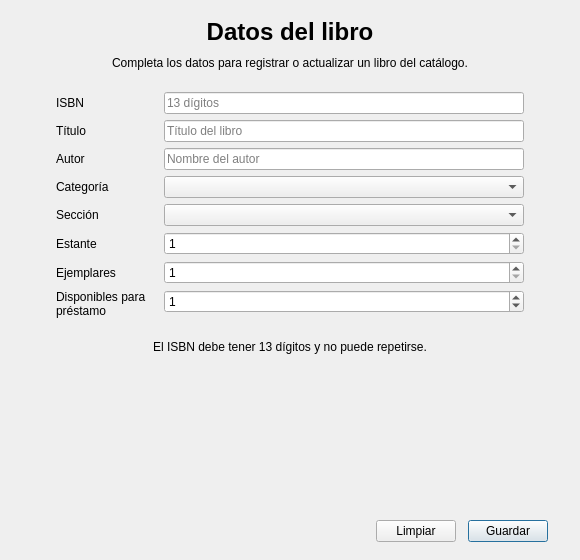
Qt form ui/libro_form.ui (FLEMCR/Proyecto_BibliotecaPOO) before a commit.
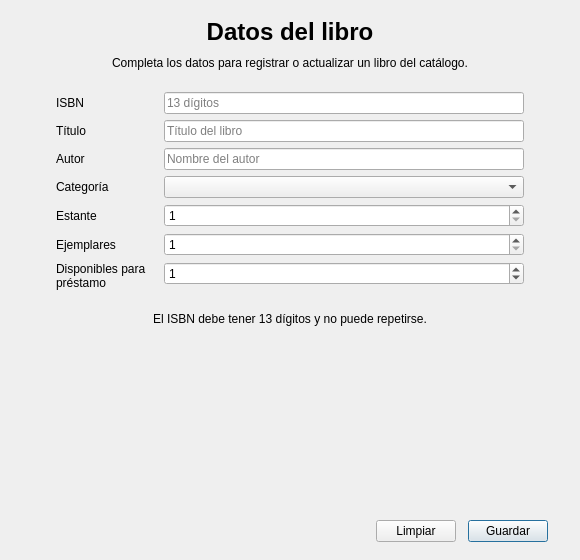
The same form after that commit.

```diff
--- a/ui/libro_form.ui
+++ b/ui/libro_form.ui
@@ -160,23 +160,13 @@
        <widget class="QComboBox" name="categoriaComboBox"/>
       </item>
       <item row="4" column="0">
-       <widget class="QLabel" name="seccionLabel">
-        <property name="text">
-         <string>Sección</string>
-        </property>
-       </widget>
-      </item>
-      <item row="4" column="1">
-       <widget class="QComboBox" name="seccionComboBox"/>
-      </item>
-      <item row="5" column="0">
        <widget class="QLabel" name="estanteLabel">
         <property name="text">
          <string>Estante</string>
         </property>
        </widget>
       </item>
-      <item row="5" column="1">
+      <item row="4" column="1">
        <widget class="QSpinBox" name="estanteSpinBox">
         <property name="minimum">
          <number>1</number>
@@ -186,14 +176,14 @@
         </property>
        </widget>
       </item>
-      <item row="6" column="0">
+      <item row="5" column="0">
        <widget class="QLabel" name="ejemplaresLabel">
         <property name="text">
          <string>Ejemplares</string>
         </property>
        </widget>
       </item>
-      <item row="6" column="1">
+      <item row="5" column="1">
        <widget class="QSpinBox" name="ejemplaresSpinBox">
         <property name="minimum">
          <number>1</number>
@@ -206,7 +196,7 @@
         </property>
        </widget>
       </item>
-      <item row="7" column="0">
+      <item row="6" column="0">
        <widget class="QLabel" name="disponiblesLabel">
         <property name="text">
          <string>Disponibles para préstamo</string>
@@ -216,7 +206,7 @@
         </property>
        </widget>
       </item>
-      <item row="7" column="1">
+      <item row="6" column="1">
        <widget class="QSpinBox" name="disponiblesSpinBox">
         <property name="maximum">
          <number>999</number>
```
